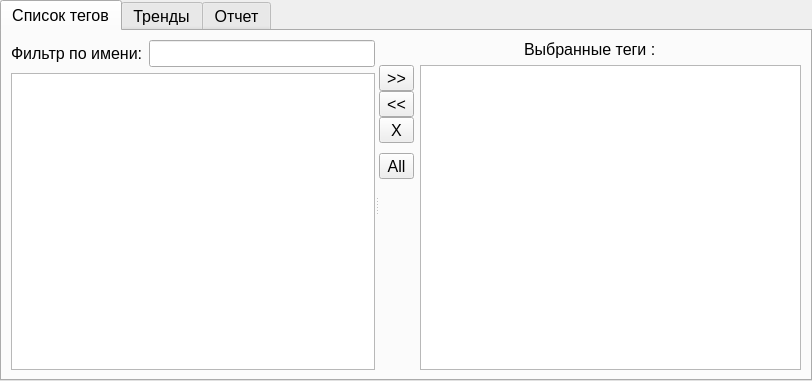
Above: subform.ui from Jaskievich/Jaskevich before the change. Below: the same form after it.
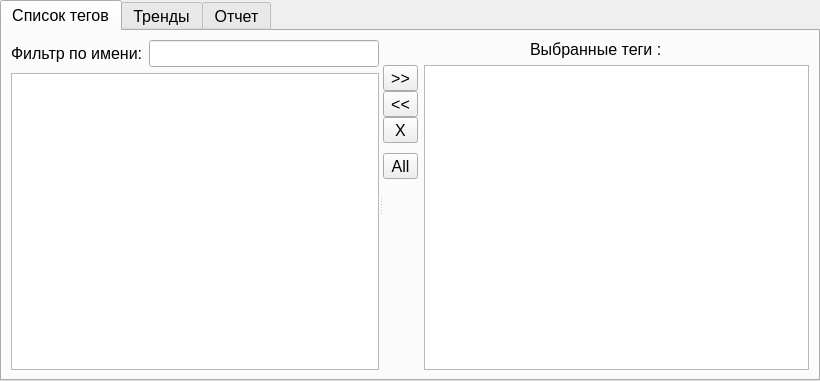
That is the form after the change. Icons and pictures are not drawn.

What changed in the file:
```diff
--- a/subform.ui
+++ b/subform.ui
@@ -6,7 +6,7 @@
    <rect>
     <x>0</x>
     <y>0</y>
-    <width>801</width>
+    <width>820</width>
     <height>381</height>
    </rect>
   </property>
```
Left out of the diff: 6 changed lines with no effect on the pictures.
